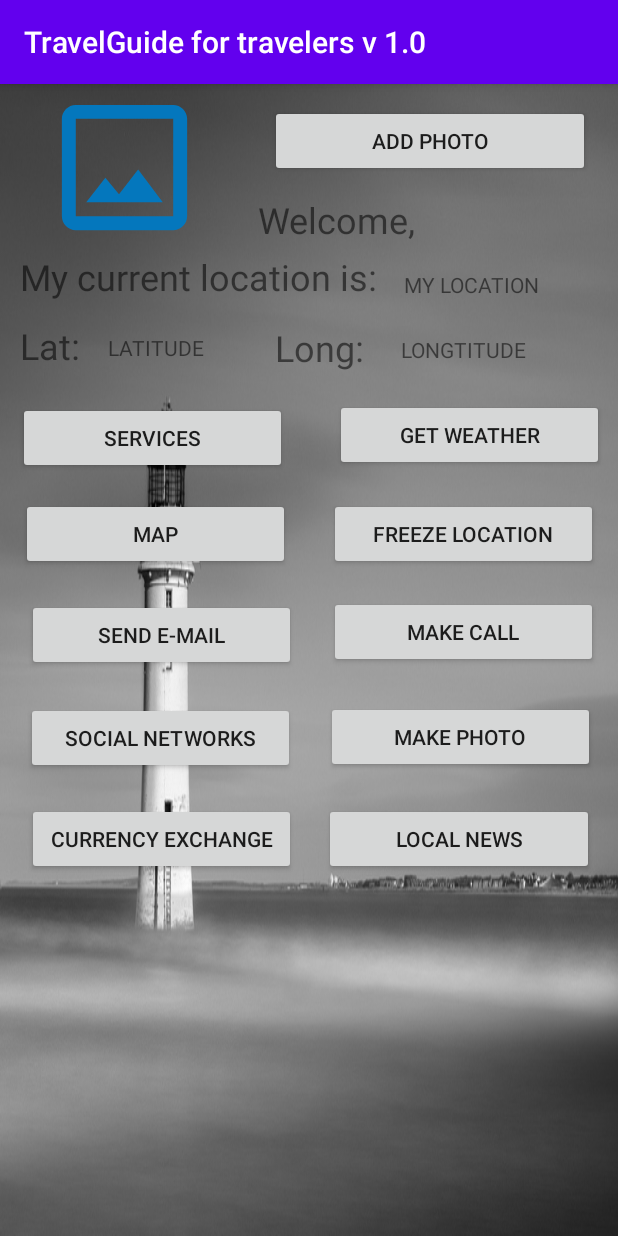
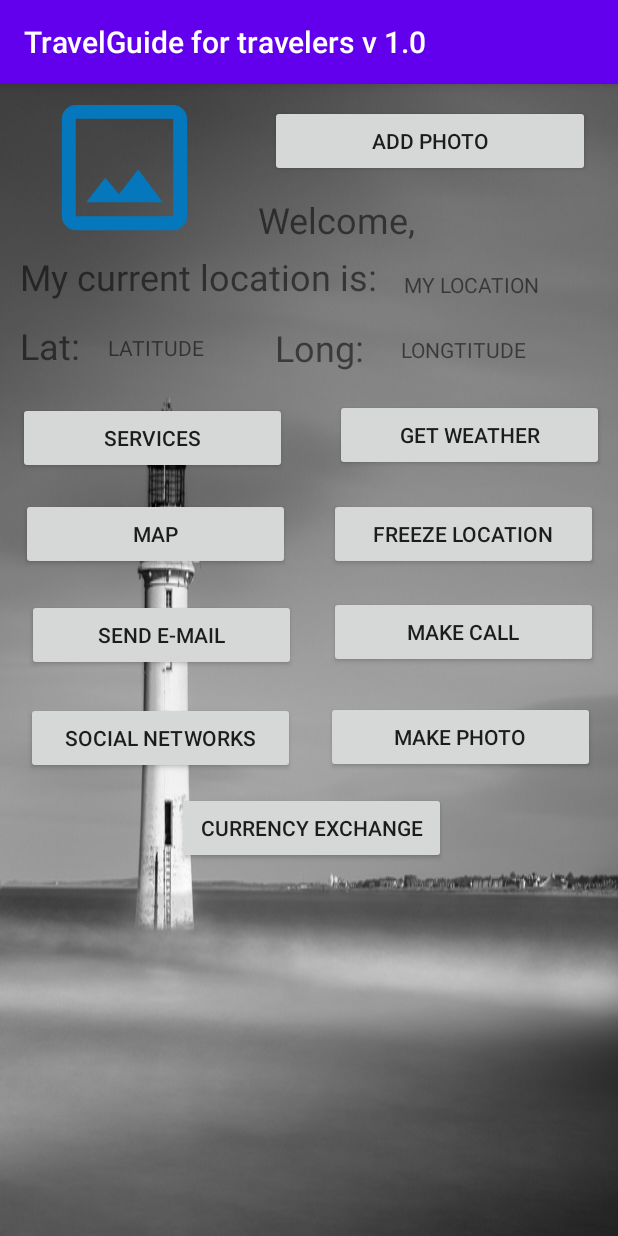
Before and after one commit to Snorri1986/TravelGuide, an Android app: the WorkActivity screen opened directly, with no data from a screen before it, on a phone screen of 412 x 824 dp. Run offline under Robolectric (Android 15) with nearby library versions, the light colour scheme and no system bars; pictures from the network do not load.

Commit message:
v 0.6.12.1

```diff
--- a/app/src/main/java/com/snorri/travelguide/LocationHelper.kt
+++ b/app/src/main/java/com/snorri/travelguide/LocationHelper.kt
@@ -29,8 +29,6 @@ class LocationHelper {
         fun onLocationChanged(location: Location)
     }
 
-
-    // TODO: If permissions granted start WorkActivity once againe
     fun startListeningUserLocation(context: Context, myListener: MyLocationListener) {
         myLocationListener = myListener
 
--- a/app/src/main/java/com/snorri/travelguide/WorkActivity.kt
+++ b/app/src/main/java/com/snorri/travelguide/WorkActivity.kt
@@ -185,16 +185,6 @@ class WorkActivity : AppCompatActivity() {
         }
         // ... //
 
-
-        // Location news button v 0.6.10
-        val btnLocationHistory = findViewById<Button>(R.id.btnLockHistory)
-        btnLocationHistory.setOnClickListener {
-            val uri = Uri.parse("http://www.google.com/#q=$locationState")
-            val intentGoogleSearch = Intent(Intent.ACTION_VIEW, uri)
-            startActivity(intentGoogleSearch)
-        }
-        // ... //
-
     }
 
     // convert GPS coordinates to the country name
--- a/app/src/main/res/layout/activity_work.xml
+++ b/app/src/main/res/layout/activity_work.xml
@@ -9,27 +9,14 @@
     android:orientation="vertical">
 
     <Button
-        android:id="@+id/btnLockHistory"
-        android:layout_width="179dp"
-        android:layout_height="wrap_content"
-        android:layout_alignParentStart="true"
-        android:layout_alignParentTop="true"
-        android:layout_alignParentEnd="true"
-        android:layout_centerVertical="true"
-        android:layout_marginStart="216dp"
-        android:layout_marginTop="479dp"
-        android:layout_marginEnd="16dp"
-        android:text="@string/btnLockHistory" />
-
-    <Button
         android:id="@+id/btnCurExchange"
         android:layout_width="179dp"
         android:layout_height="wrap_content"
         android:layout_alignParentStart="true"
         android:layout_alignParentTop="true"
-        android:layout_centerVertical="true"
-        android:layout_marginStart="18dp"
-        android:layout_marginTop="479dp"
+        android:layout_centerInParent="true"
+        android:layout_marginStart="118dp"
+        android:layout_marginTop="472dp"
         android:text="@string/btnCurExchange" />
 
     <Button
```
Also changed, not shown: app/src/main/java/com/snorri/travelguide/ServicesActivity.kt (+4 -4 lines).
